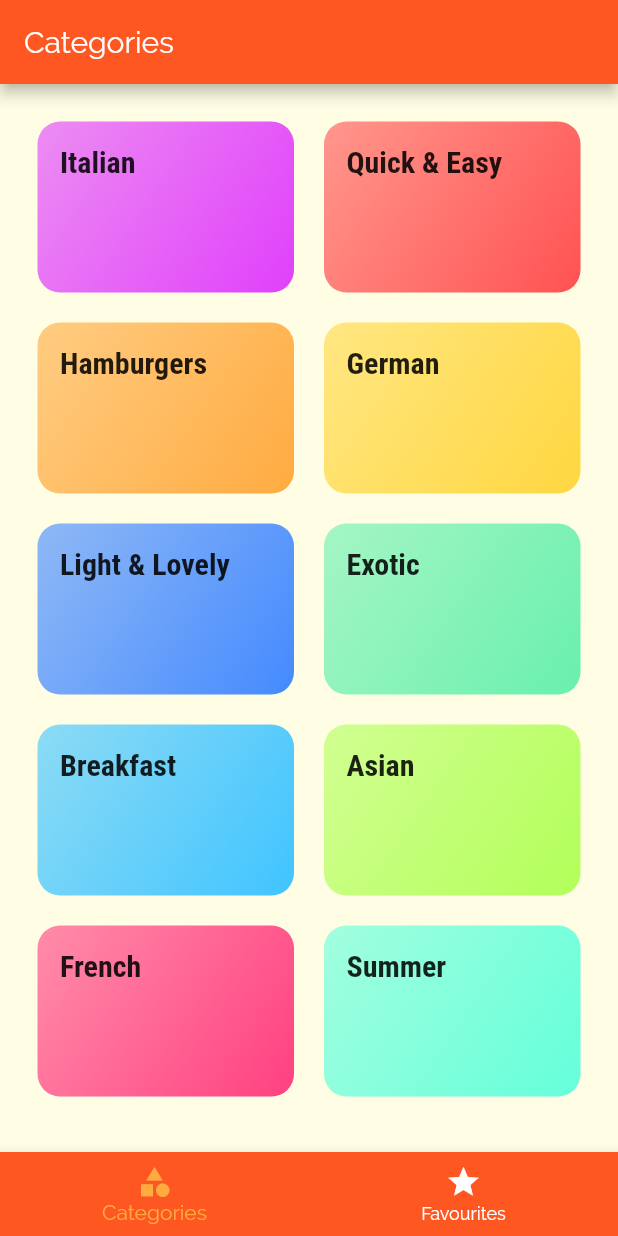
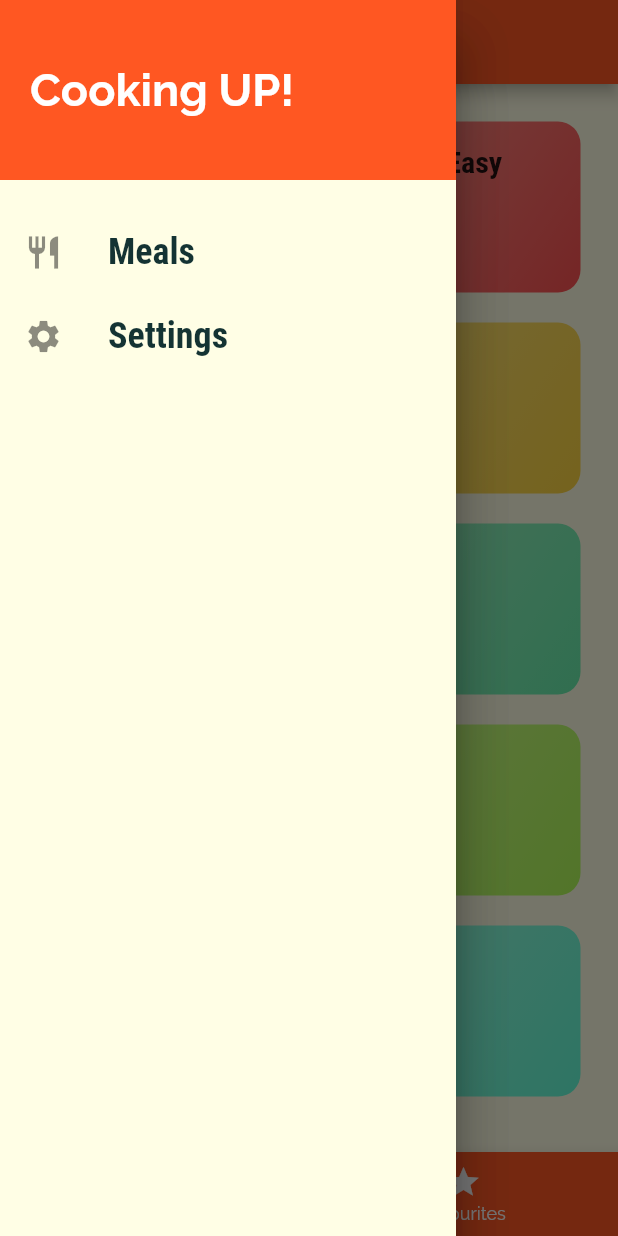
Before and after one commit to divyanshukrtiwari/flutter-MealsApp, a Flutter app: the screen it shows after launch, with the side drawer open (before the commit the screen has no drawer), on a phone screen of 412 x 824 dp. Run offline on Flutter 3.47's test engine with Material 2 defaults, Android fonts, the phone set to English and light mode, and no system bars.

Commit message:
added drawer panel

```diff
--- a/lib/main.dart
+++ b/lib/main.dart
@@ -4,6 +4,7 @@ import './screens/tabs_screen.dart';
 import './screens/category_meals_screen.dart';
 import './screens/categories_screen.dart';
 import './screens/meal_detail_screen.dart';
+import './screens/settings_screen.dart';
 
 void main() => runApp(MyApp());
 
@@ -35,8 +36,9 @@ class MyApp extends StatelessWidget {
       debugShowCheckedModeBanner: false,
       routes: {
         '/': (ctx) => TabsScreen(),
-        CategoryMealsScreen.routeName: (ctx)=>CategoryMealsScreen(),
-        MealDetailScreen.routeName: (ctx)=>MealDetailScreen()
+        CategoryMealsScreen.routeName: (ctx) => CategoryMealsScreen(),
+        MealDetailScreen.routeName: (ctx) => MealDetailScreen(),
+        SettingsScreen.routeName: (ctx) => SettingsScreen(),
       },
       // onGenerateRoute: (settings){
       //   print(settings.arguments);
--- /dev/null
+++ b/lib/screens/settings_screen.dart
@@ -0,0 +1,11 @@
+import 'package:flutter/material.dart';
+
+class SettingsScreen extends StatelessWidget {
+  static const routeName = '/settings';
+  @override
+  Widget build(BuildContext context) {
+    return Scaffold(
+
+    );
+  }
+}
--- a/lib/screens/tabs_screen.dart
+++ b/lib/screens/tabs_screen.dart
@@ -2,6 +2,7 @@ import 'package:flutter/material.dart';
 
 import './categories_screen.dart';
 import './favourites_screen.dart';
+import '../widgets/main_drawer.dart';
 
 class TabsScreen extends StatefulWidget {
   @override
@@ -56,6 +57,9 @@ class _TabsScreenState extends State<TabsScreen> {
       appBar: AppBar(
         title:Text(_pages[_selectedPageIndex]['title']),
       ),
+      drawer: Drawer(
+        child:MainDrawer(),
+      ),
       body: _pages[_selectedPageIndex]['page'],
       bottomNavigationBar: BottomNavigationBar(
         unselectedItemColor: Colors.white,
--- /dev/null
+++ b/lib/widgets/main_drawer.dart
@@ -0,0 +1,63 @@
+import 'package:flutter/material.dart';
+import 'package:meals_app/screens/settings_screen.dart';
+
+class MainDrawer extends StatelessWidget {
+  Widget buildlistTile(String title, IconData icon, Function tapHandler) {
+    return ListTile(
+      leading: Icon(
+        icon,
+        size: 26,
+      ),
+      title: Text(
+        title,
+        style: TextStyle(
+            fontFamily: 'RobotoCondensed',
+            fontSize: 24,
+            fontWeight: FontWeight.bold),
+      ),
+      onTap: tapHandler,
+    );
+  }
+
+  @override
+  Widget build(BuildContext context) {
+    return Drawer(
+      child: Column(
+        children: <Widget>[
+          Container(
+            height: 120,
+            width: double.infinity,
+            padding: EdgeInsets.all(20),
+            alignment: Alignment.centerLeft,
+            color: Theme.of(context).primaryColor,
+            child: Text(
+              'Cooking UP!',
+              style: TextStyle(
+                fontWeight: FontWeight.w600,
+                fontSize: 30,
+                color: Colors.white,
+              ),
+            ),
+          ),
+          SizedBox(
+            height: 20,
+          ),
+          buildlistTile(
+            'Meals',
+            Icons.restaurant,
+            (){
+              Navigator.of(context).pushNamed('/');
+            },
+          ),
+          buildlistTile(
+            'Settings',
+            Icons.settings,
+            (){
+              Navigator.of(context).pushNamed(SettingsScreen.routeName);
+            },
+          ),
+        ],
+      ),
+    );
+  }
+}
```
Also changed, not shown: 1 other file.
